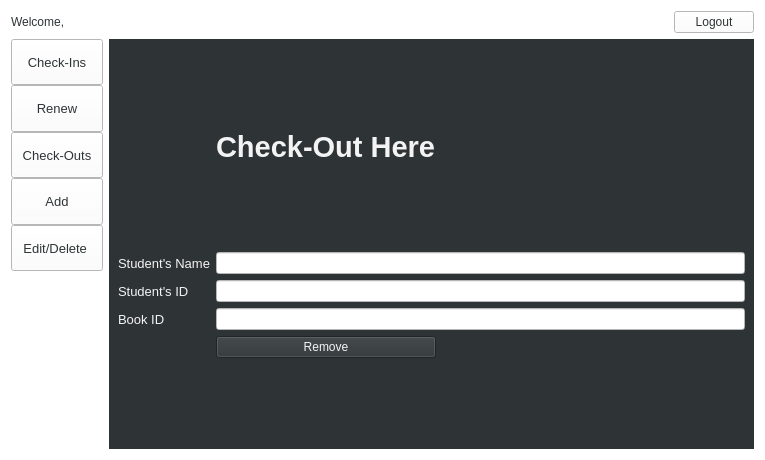
pramesh025/LibraryMS, file admin_page.ui: the form before one commit.
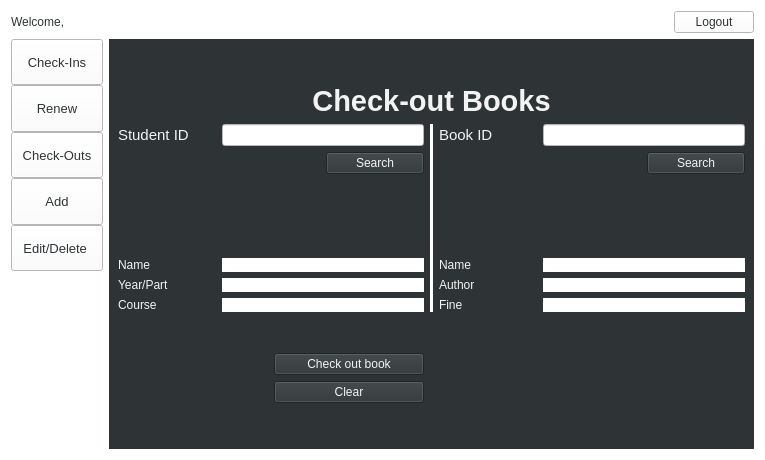
The form after the commit. The open tabs and pages were chosen to show the change.

Commit message: Renew Books + bugs

Diff of the .ui file:
```diff
--- a/admin_page.ui
+++ b/admin_page.ui
@@ -631,56 +631,20 @@
          </property>
         </widget>
        </item>
-       <item row="5" column="0">
-        <widget class="QLabel" name="label_26">
-         <property name="font">
-          <font>
-           <pointsize>10</pointsize>
-          </font>
+       <item row="5" column="1">
+        <widget class="QPushButton" name="pushButton_Renew">
+         <property name="layoutDirection">
+          <enum>Qt::LeftToRight</enum>
          </property>
-         <property name="text">
-          <string>Book ID</string>
+         <property name="autoFillBackground">
+          <bool>false</bool>
          </property>
-        </widget>
-       </item>
-       <item row="3" column="0">
-        <widget class="QLabel" name="label_24">
-         <property name="font">
-          <font>
-           <pointsize>10</pointsize>
-          </font>
-         </property>
          <property name="text">
           <string>Student's Name</string>
          </property>
         </widget>
        </item>
-       <item row="4" column="0">
-        <widget class="QLabel" name="label_25">
-         <property name="font">
-          <font>
-           <pointsize>10</pointsize>
-          </font>
-         </property>
-         <property name="text">
-          <string>Student's ID</string>
-         </property>
-        </widget>
-       </item>
-       <item row="7" column="1">
-        <spacer name="verticalSpacer_12">
-         <property name="orientation">
-          <enum>Qt::Vertical</enum>
-         </property>
-         <property name="sizeHint" stdset="0">
-          <size>
-           <width>20</width>
-           <height>90</height>
-          </size>
-         </property>
-        </spacer>
-       </item>
-       <item row="2" column="1">
+       <item row="2" column="0">
         <spacer name="verticalSpacer_13">
          <property name="orientation">
           <enum>Qt::Vertical</enum>
@@ -697,102 +661,173 @@
      </widget>
      <widget class="QWidget" name="page_check_out">
       <layout class="QGridLayout" name="gridLayout_3">
-       <item row="1" column="1">
-        <widget class="QLabel" name="label_7">
-         <property name="font">
-          <font>
-           <family>Segoe UI</family>
-           <pointsize>22</pointsize>
-           <weight>75</weight>
-           <bold>true</bold>
-           <underline>false</underline>
-          </font>
-         </property>
-         <property name="text">
-          <string>Check-Out Here</string>
-         </property>
-        </widget>
-       </item>
-       <item row="6" column="1">
-        <widget class="QPushButton" name="pushButton_10">
-         <property name="text">
-          <string>Remove</string>
-         </property>
-        </widget>
-       </item>
-       <item row="3" column="1" colspan="2">
-        <widget class="QLineEdit" name="lineEdit_5">
-         <property name="styleSheet">
-          <string notr="true">background-color: rgb(255, 255, 255)</string>
-         </property>
-        </widget>
-       </item>
-       <item row="4" column="1" colspan="2">
-        <widget class="QLineEdit" name="lineEdit_6">
-         <property name="styleSheet">
-          <string notr="true">background-color: rgb(255, 255, 255)</string>
-         </property>
-        </widget>
-       </item>
-       <item row="7" column="1">
-        <spacer name="verticalSpacer_7">
+       <item row="1" column="5">
+        <spacer name="verticalSpacer_51">
          <property name="orientation">
           <enum>Qt::Vertical</enum>
          </property>
          <property name="sizeHint" stdset="0">
           <size>
            <width>20</width>
-           <height>40</height>
+           <height>109</height>
           </size>
          </property>
         </spacer>
        </item>
-       <item row="3" column="0">
-        <widget class="QLabel" name="label_8">
-         <property name="font">
-          <font>
-           <pointsize>10</pointsize>
-          </font>
-         </property>
-         <property name="text">
-          <string>Student's Name</string>
-         </property>
-        </widget>
-       </item>
-       <item row="0" column="1">
-        <spacer name="verticalSpacer_5">
+       <item row="13" column="3">
+        <spacer name="verticalSpacer_50">
          <property name="orientation">
           <enum>Qt::Vertical</enum>
          </property>
          <property name="sizeHint" stdset="0">
           <size>
            <width>20</width>
-           <height>40</height>
+           <height>26</height>
           </size>
          </property>
         </spacer>
        </item>
-       <item row="6" column="2">
-        <spacer name="horizontalSpacer_2">
-         <property name="orientation">
-          <enum>Qt::Horizontal</enum>
+       <item row="3" column="4">
+        <widget class="Line" name="line_3">
+         <property name="styleSheet">
+          <string notr="true">color: rgb(255, 255, 255);
+background-color: rgb(255, 255, 255);</string>
          </property>
-         <property name="sizeHint" stdset="0">
-          <size>
-           <width>40</width>
-           <height>20</height>
-          </size>
+         <property name="frameShadow">
+          <enum>QFrame::Raised</enum>
          </property>
-        </spacer>
+         <property name="lineWidth">
+          <number>0</number>
+         </property>
+         <property name="midLineWidth">
+          <number>0</number>
+         </property>
+         <property name="orientation">
+          <enum>Qt::Vertical</enum>
+         </property>
+        </widget>
        </item>
-       <item row="5" column="1" colspan="2">
-        <widget class="QLineEdit" name="lineEdit_4">
-         <property name="styleSheet">
-          <string notr="true">background-color: rgb(255, 255, 255)</string>
+       <item row="11" column="2" colspan="2">
+        <widget class="QPushButton" name="pushButton_clear_3">
+         <property name="text">
+          <string>Clear</string>
          </property>
         </widget>
        </item>
-       <item row="2" column="1">
+       <item row="3" column="5" colspan="4">
+        <layout class="QGridLayout" name="gridLayout_18">
+         <item row="1" column="1">
+          <spacer name="verticalSpacer_47">
+           <property name="orientation">
+            <enum>Qt::Vertical</enum>
+           </property>
+           <property name="sizeHint" stdset="0">
+            <size>
+             <width>20</width>
+             <height>10</height>
+            </size>
+           </property>
+          </spacer>
+         </item>
+         <item row="4" column="0">
+          <widget class="QLabel" name="label_58">
+           <property name="text">
+            <string>Author</string>
+           </property>
+          </widget>
+         </item>
+         <item row="0" column="1" colspan="2">
+          <widget class="QLineEdit" name="lineEdit_out_bID_search_3">
+           <property name="styleSheet">
+            <string notr="true">color: rgb(46, 52, 54);
+background-color: rgb(255, 255, 255);
+</string>
+           </property>
+          </widget>
+         </item>
+         <item row="3" column="0">
+          <widget class="QLabel" name="label_59">
+           <property name="text">
+            <string>Name</string>
+           </property>
+          </widget>
+         </item>
+         <item row="3" column="1" colspan="2">
+          <widget class="QLabel" name="label_out_BookName_3">
+           <property name="styleSheet">
+            <string notr="true">color: rgb(46, 52, 54);
+background-color: rgb(255, 255, 255);</string>
+           </property>
+           <property name="text">
+            <string/>
+           </property>
+          </widget>
+         </item>
+         <item row="4" column="1" colspan="2">
+          <widget class="QLabel" name="label_out_BookAuthor_3">
+           <property name="styleSheet">
+            <string notr="true">color: rgb(46, 52, 54);
+background-color: rgb(255, 255, 255);
+</string>
+           </property>
+           <property name="text">
+            <string/>
+           </property>
+          </widget>
+         </item>
+         <item row="2" column="2">
+          <spacer name="verticalSpacer_48">
+           <property name="orientation">
+            <enum>Qt::Vertical</enum>
+           </property>
+           <property name="sizeHint" stdset="0">
+            <size>
+             <width>20</width>
+             <height>150</height>
+            </size>
+           </property>
+          </spacer>
+         </item>
+         <item row="5" column="0">
+          <widget class="QLabel" name="label_60">
+           <property name="text">
+            <string>Fine</string>
+           </property>
+          </widget>
+         </item>
+         <item row="0" column="0">
+          <widget class="QLabel" name="label_61">
+           <property name="font">
+            <font>
+             <pointsize>11</pointsize>
+            </font>
+           </property>
+           <property name="text">
+            <string>Book ID</string>
+           </property>
+          </widget>
+         </item>
+         <item row="5" column="1" colspan="2">
+          <widget class="QLabel" name="label_out_BookFine_2">
+           <property name="styleSheet">
+            <string notr="true">color: rgb(46, 52, 54);
+background-color: rgb(255, 255, 255);</string>
+           </property>
+           <property name="text">
+            <string/>
+           </property>
+          </widget>
+         </item>
+         <item row="1" column="2">
+          <widget class="QPushButton" name="pushButton_out_bID_search_3">
+           <property name="text">
+            <string>Search</string>
+           </property>
+          </widget>
+         </item>
+        </layout>
+       </item>
+       <item row="9" column="2">
         <spacer name="verticalSpacer_6">
          <property name="orientation">
           <enum>Qt::Vertical</enum>
@@ -800,35 +835,187 @@
          <property name="sizeHint" stdset="0">
           <size>
            <width>20</width>
-           <height>40</height>
+           <height>108</height>
           </size>
          </property>
         </spacer>
        </item>
-       <item row="5" column="0">
-        <widget class="QLabel" name="label_10">
-         <property name="font">
-          <font>
-           <pointsize>10</pointsize>
-          </font>
+       <item row="10" column="2" colspan="2">
+        <widget class="QPushButton" name="pushButton_out">
+         <property name="layoutDirection">
+          <enum>Qt::LeftToRight</enum>
          </property>
+         <property name="autoFillBackground">
+          <bool>false</bool>
+         </property>
          <property name="text">
-          <string>Book ID</string>
+          <string>Check out book</string>
          </property>
         </widget>
        </item>
-       <item row="4" column="0">
-        <widget class="QLabel" name="label_12">
+       <item row="2" column="0" colspan="9">
+        <widget class="QLabel" name="label_26">
          <property name="font">
           <font>
-           <pointsize>10</pointsize>
+           <family>Segoe UI</family>
+           <pointsize>22</pointsize>
+           <weight>75</weight>
+           <bold>true</bold>
+           <underline>false</underline>
           </font>
          </property>
          <property name="text">
-          <string>Student's ID</string>
+          <string>Check-out Books</string>
          </property>
+         <property name="alignment">
+          <set>Qt::AlignCenter</set>
+         </property>
+         <property name="margin">
+          <number>15</number>
+         </property>
         </widget>
        </item>
+       <item row="4" column="1">
+        <spacer name="verticalSpacer_45">
+         <property name="orientation">
+          <enum>Qt::Vertical</enum>
+         </property>
+         <property name="sizeHint" stdset="0">
+          <size>
+           <width>20</width>
+           <height>3</height>
+          </size>
+         </property>
+        </spacer>
+       </item>
+       <item row="3" column="0" colspan="4">
+        <layout class="QGridLayout" name="gridLayout_17">
+         <item row="4" column="1" colspan="2">
+          <widget class="QLabel" name="label_out_stuYear_3">
+           <property name="styleSheet">
+            <string notr="true">color: rgb(46, 52, 54);
+background-color: rgb(255, 255, 255);</string>
+           </property>
+           <property name="text">
+            <string/>
+           </property>
+          </widget>
+         </item>
+         <item row="3" column="0">
+          <widget class="QLabel" name="label_50">
+           <property name="text">
+            <string>Name</string>
+           </property>
+          </widget>
+         </item>
+         <item row="4" column="0">
+          <widget class="QLabel" name="label_57">
+           <property name="text">
+            <string>Year/Part</string>
+           </property>
+          </widget>
+         </item>
+         <item row="1" column="1">
+          <spacer name="verticalSpacer_5">
+           <property name="orientation">
+            <enum>Qt::Vertical</enum>
+           </property>
+           <property name="sizeHint" stdset="0">
+            <size>
+             <width>20</width>
+             <height>10</height>
+            </size>
+           </property>
+          </spacer>
+         </item>
+         <item row="5" column="0">
+          <widget class="QLabel" name="label_56">
+           <property name="text">
+            <string>Course</string>
+           </property>
+          </widget>
+         </item>
+         <item row="0" column="0">
+          <widget class="QLabel" name="label_25">
+           <property name="font">
+            <font>
+             <pointsize>11</pointsize>
+            </font>
+           </property>
+           <property name="text">
+            <string>Student ID</string>
+           </property>
+          </widget>
+         </item>
+         <item row="3" column="1" colspan="2">
+          <widget class="QLabel" name="label_out_stuName_3">
+           <property name="styleSheet">
+            <string notr="true">color: rgb(46, 52, 54);
+background-color: rgb(255, 255, 255);</string>
+           </property>
+           <property name="text">
+            <string/>
+           </property>
+          </widget>
+         </item>
+         <item row="1" column="2">
+          <widget class="QPushButton" name="pushButton_out_stID_search_3">
+           <property name="text">
+            <string>Search</string>
+           </property>
+          </widget>
+         </item>
+         <item row="0" column="1" colspan="2">
+          <widget class="QLineEdit" name="lineEdit_out_stID_search_3">
+           <property name="font">
+            <font/>
+           </property>
+           <property name="styleSheet">
+            <string notr="true">color: rgb(46, 52, 54);
+background-color: rgb(255, 255, 255);
+</string>
+           </property>
+          </widget>
+         </item>
+         <item row="5" column="1" colspan="2">
+          <widget class="QLabel" name="label_out_stuCourse_3">
+           <property name="styleSheet">
+            <string notr="true">color: rgb(46, 52, 54);
+background-color: rgb(255, 255, 255);</string>
+           </property>
+           <property name="text">
+            <string/>
+           </property>
+          </widget>
+         </item>
+         <item row="2" column="2">
+          <spacer name="verticalSpacer_46">
+           <property name="orientation">
+            <enum>Qt::Vertical</enum>
+           </property>
+           <property name="sizeHint" stdset="0">
+            <size>
+             <width>20</width>
+             <height>150</height>
+            </size>
+           </property>
+          </spacer>
+         </item>
+        </layout>
+       </item>
+       <item row="12" column="3">
+        <spacer name="verticalSpacer_7">
+         <property name="orientation">
+          <enum>Qt::Vertical</enum>
+         </property>
+         <property name="sizeHint" stdset="0">
+          <size>
+           <width>20</width>
+           <height>109</height>
+          </size>
+         </property>
+        </spacer>
+       </item>
       </layout>
      </widget>
      <widget class="QWidget" name="page_add">
```
Left out of the diff: 423 changed lines with no effect on the pictures. The commit also changes 6 other files.
